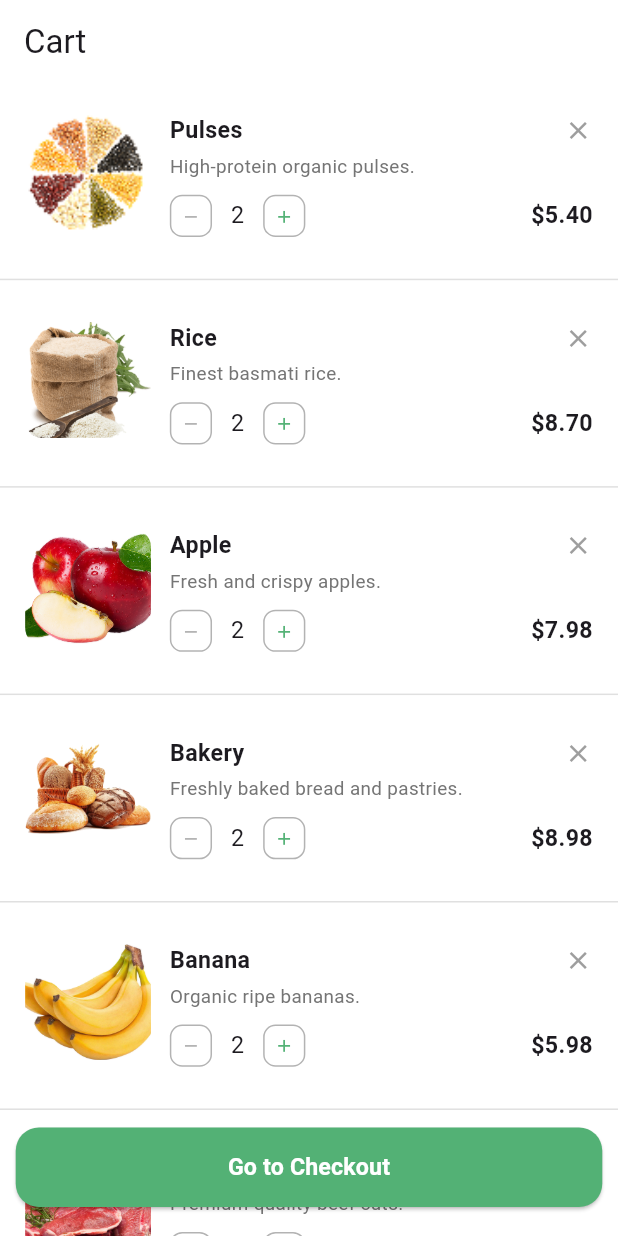
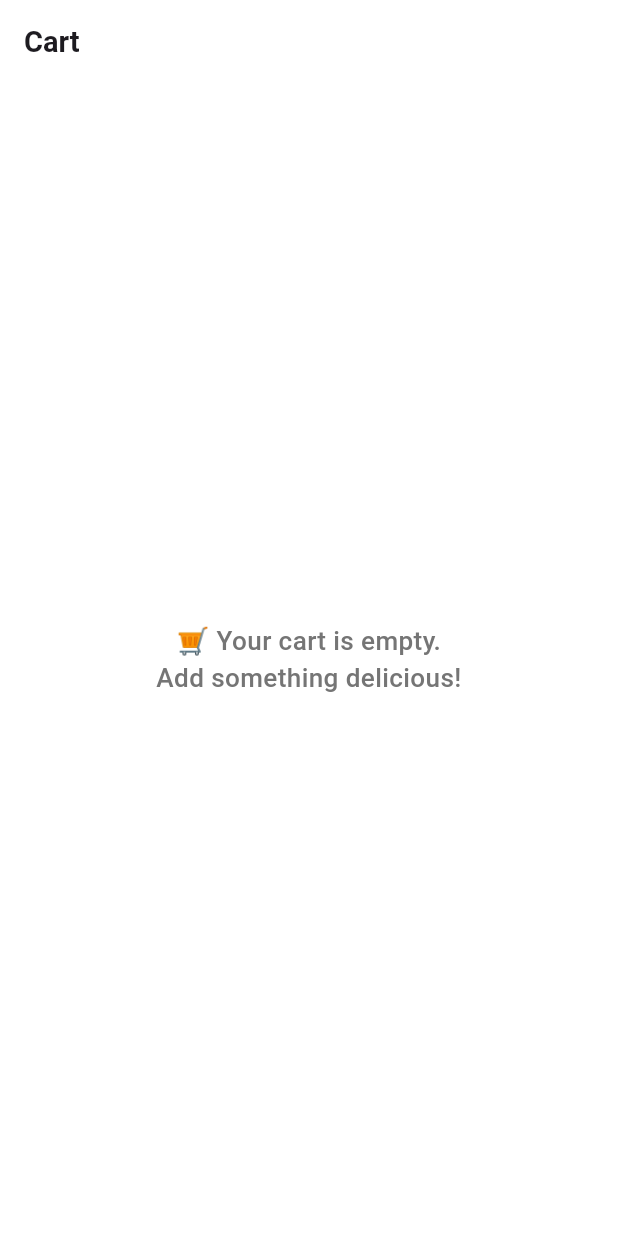
Before and after one commit to EasyCodingWithYOU/GroceryMart, a Flutter app: the CartScreen screen opened by its route, on a phone screen of 412 x 824 dp. Run offline on Flutter 3.47's test engine with Material 3 defaults, Android fonts, the phone set to English and light mode, and no system bars; our stand-ins replace equatable, flutter_bloc, flutter_screenutil, flutter_svg, google_fonts, shared_preferences; accounts and stored records are empty.

```diff
--- a/lib/Core/Constant/App_Colors/App_Colors.dart
+++ b/lib/Core/Constant/App_Colors/App_Colors.dart
@@ -29,4 +29,6 @@ class AppColors {
 
     AppColors.bgPurple,
   ];
+
+  static var textColor;
 }
--- /dev/null
+++ b/lib/Features/Cart/Data/Model/Cart_Entity_Model.dart
@@ -0,0 +1,87 @@
+import 'dart:convert';
+
+import 'package:grocery_mart/Features/Cart/Domain/Entity/Cart_Entity.dart';
+
+class CartItemModel extends CartItemEntity {
+  CartItemModel({
+    required String id,
+    required String imageUrl,
+    required String name,
+    required int quantity,
+    required double price,
+    required bool favourite,
+    required String productDetail,
+    required String nutrition,
+    required String review,
+    required double rating,
+    required int orderQuantity,
+  }) : super(
+         id: id,
+         imageUrl: imageUrl,
+         name: name,
+         quantity: quantity,
+         price: price,
+         favourite: favourite,
+         productDetail: productDetail,
+         nutrition: nutrition,
+         review: review,
+         rating: rating,
+         orderQuantity: orderQuantity,
+       );
+
+  factory CartItemModel.fromEntity(CartItemEntity entity) {
+    return CartItemModel(
+      id: entity.id,
+      imageUrl: entity.imageUrl,
+      name: entity.name,
+      quantity: entity.quantity,
+      price: entity.price,
+      favourite: entity.favourite,
+      productDetail: entity.productDetail,
+      nutrition: entity.nutrition,
+      review: entity.review,
+      rating: entity.rating,
+      orderQuantity: entity.orderQuantity,
+    );
+  }
+
+  CartItemEntity toEntity() => this;
+
+  static String encode(List<CartItemModel> items) =>
+      jsonEncode(items.map((e) => e.toJson()).toList());
+
+  static List<CartItemModel> decode(String jsonString) =>
+      (jsonDecode(jsonString) as List)
+          .map((e) => CartItemModel.fromJson(e))
+          .toList();
+
+  Map<String, dynamic> toJson() => {
+    "id": id,
+    "imageUrl": imageUrl,
+    "name": name,
+    "quantity": quantity,
+    "price": price,
+    "favourite": favourite,
+    "productDetail": productDetail,
+    "nutrition": nutrition,
+    "review": review,
+    "rating": rating,
+    "orderQuantity": orderQuantity,
+  };
+
+  factory CartItemModel.fromJson(Map<String, dynamic> json) {
+    return CartItemModel(
+      id: json['id'],
+      imageUrl: json['imageUrl'],
+      name: json['name'],
+      quantity: json['quantity'],
+      price: json['price'],
+      favourite: json['favourite'],
+      productDetail: json['productDetail'],
+      nutrition: json['nutrition'],
+      review: json['review'],
+      rating: json['rating'].toDouble(),
+      orderQuantity: json['orderQuantity'],
+    );
+  }
+}
--- /dev/null
+++ b/lib/Features/Cart/Domain/Entity/Cart_Entity.dart
@@ -0,0 +1,32 @@
+import 'package:equatable/equatable.dart';
+
+class CartItemEntity extends Equatable {
+  final String id;
+  final String imageUrl;
+  final String name;
+  final int quantity;
+  final double price;
+  final bool favourite;
+  final String productDetail;
+  final String nutrition;
+  final String review;
+  final double rating;
+  final int orderQuantity;
+
+  const CartItemEntity({
+    required this.id,
+    required this.imageUrl,
+    required this.name,
+    required this.quantity,
+    required this.price,
+    required this.favourite,
+    required this.productDetail,
+    required this.nutrition,
+    required this.review,
+    required this.rating,
+    required this.orderQuantity,
+  });
+
+  @override
+  List<Object?> get props => [id, orderQuantity];
+}
--- a/lib/Features/Cart/Presentation/Ui/Cart_Screen.dart
+++ b/lib/Features/Cart/Presentation/Ui/Cart_Screen.dart
@@ -1,8 +1,11 @@
 import 'package:flutter/material.dart';
+import 'package:flutter_bloc/flutter_bloc.dart';
 import 'package:flutter_screenutil/flutter_screenutil.dart';
 import 'package:grocery_mart/Core/Constant/App_Colors/App_Colors.dart';
-import 'package:grocery_mart/Core/Dummy_Data/Card_Items.dart';
 import 'package:grocery_mart/Features/Cart/Presentation/Widget/Cart_Item_Widget.dart';
+import 'package:grocery_mart/Features/Cart/Presentation/bloc/cart_bloc.dart';
+import 'package:grocery_mart/Features/Cart/Presentation/bloc/cart_event.dart';
+import 'package:grocery_mart/Features/Cart/Presentation/bloc/cart_state.dart';
 
 class CartScreen extends StatefulWidget {
   const CartScreen({Key? key}) : super(key: key);
@@ -13,33 +16,85 @@ class CartScreen extends StatefulWidget {
 
 class _CartScreenState extends State<CartScreen> {
   @override
+  void initState() {
+    super.initState();
+    context.read<CartBloc>().add(LoadCart());
+  }
+
+  @override
   Widget build(BuildContext context) {
     return Scaffold(
       appBar: AppBar(
         automaticallyImplyLeading: false,
-        title: const Text('Cart'),
+        title: Text(
+          'Cart',
+          style: TextStyle(
+            fontSize: 20.sp,
+            fontWeight: FontWeight.bold,
+            color: AppColors.textColor,
+          ),
+        ),
         surfaceTintColor: Colors.transparent,
+        backgroundColor: Colors.white,
+        elevation: 1,
       ),
-      body: Stack(
+      body: BlocBuilder<CartBloc, CartState>(
+        builder: (context, state) {
+          if (state is CartLoading) {
+            return const Center(child: CircularProgressIndicator());
+          }
+
+          if (state is CartLoaded) {
+            final items = state.items;
+
+            if (items.isEmpty) {
+              return Center(
+                child: Padding(
+                  padding: EdgeInsets.symmetric(horizontal: 20.w),
+                  child: Text(
+                    "🛒 Your cart is empty.\nAdd something delicious!",
+                    textAlign: TextAlign.center,
+                    style: TextStyle(
+                      fontSize: 18.sp,
+                      fontWeight: FontWeight.w500,
+                      color: Colors.grey.shade600,
+                    ),
+                  ),
+                ),
+              );
+            }
+
+            return Stack(
               children: [
                 ListView.builder(
-            itemCount: dummyCardItems.length,
+                  padding: EdgeInsets.only(bottom: 100.h),
+                  itemCount: items.length,
                   itemBuilder: (context, index) {
+                    final item = items[index];
                     return Column(
                       children: [
                         Padding(
-                    padding: EdgeInsets.all(12.w),
+                          padding: EdgeInsets.symmetric(
+                            horizontal: 12.w,
+                            vertical: 8.h,
+                          ),
                           child: CartItemWidget(
-                      item: dummyCardItems[index],
-                      quantity: 2,
+                            item: item,
+                            quantity: item.orderQuantity,
                             onAdd: () {
-                        // increase quantity logic
+                              context.read<CartBloc>().add(
+                                IncreaseQuantity(item.id),
+                              );
                             },
                             onRemove: () {
-                        // decrease quantity logic
+                              if (item.orderQuantity > 1) {
+                                context.read<CartBloc>().add(
+                                  DecreaseQuantity(item.id),
+                                );
+                              }
                             },
                             onDelete: () {
-                        // delete item logic
+                              context.read<CartBloc>().add(DeleteCart(item.id));
                             },
                           ),
                         ),
@@ -50,20 +105,19 @@ class _CartScreenState extends State<CartScreen> {
                 ),
                 Positioned(
                   bottom: 20.h,
-            left: 10.w,
-            right: 10.w,
-            child: SizedBox(
-              // width: double.infinity,
+                  left: 16.w,
+                  right: 16.w,
                   child: ElevatedButton(
                     onPressed: () {
-                  // Add to basket logic
+                      // Navigate to checkout
                     },
                     style: ElevatedButton.styleFrom(
                       backgroundColor: AppColors.primary,
+                      padding: EdgeInsets.symmetric(vertical: 16.h),
                       shape: RoundedRectangleBorder(
                         borderRadius: BorderRadius.circular(16.r),
                       ),
-                  padding: EdgeInsets.symmetric(vertical: 16.h),
+                      elevation: 4,
                     ),
                     child: Text(
                       'Go to Checkout',
@@ -75,8 +129,21 @@ class _CartScreenState extends State<CartScreen> {
                     ),
                   ),
                 ),
+              ],
+            );
+          }
+
+          if (state is CartError) {
+            return Center(
+              child: Text(
+                "❌ ${state.message}",
+                style: TextStyle(fontSize: 16.sp, color: Colors.red),
               ),
-        ],
+            );
+          }
+
+          return const SizedBox.shrink();
+        },
       ),
     );
   }
--- a/lib/Features/Cart/Presentation/Widget/Cart_Item_Widget.dart
+++ b/lib/Features/Cart/Presentation/Widget/Cart_Item_Widget.dart
@@ -1,10 +1,10 @@
 import 'package:flutter/material.dart';
 import 'package:flutter_screenutil/flutter_screenutil.dart';
 import 'package:grocery_mart/Core/Constant/App_Colors/App_Colors.dart';
-import 'package:grocery_mart/Features/Shop/Domain/Entity/Entity.dart';
+import 'package:grocery_mart/Features/Cart/Domain/Entity/Cart_Entity.dart';
 
 class CartItemWidget extends StatelessWidget {
-  final CardItemEntity item;
+  final CartItemEntity item;
   final int quantity;
   final VoidCallback onAdd;
   final VoidCallback onRemove;
--- /dev/null
+++ b/lib/Features/Cart/Presentation/bloc/cart_event.dart
@@ -0,0 +1,45 @@
+import 'package:equatable/equatable.dart';
+import 'package:grocery_mart/Features/Cart/Domain/Entity/Cart_Entity.dart';
+
+abstract class CartEvent extends Equatable {
+  const CartEvent();
+  @override
+  List<Object?> get props => [];
+}
+
+class LoadCart extends CartEvent {}
+
+class AddCart extends CartEvent {
+  final CartItemEntity item;
+  const AddCart(this.item);
+  @override
+  List<Object?> get props => [item];
+}
+
+class DeleteCart extends CartEvent {
+  final String id;
+  const DeleteCart(this.id);
+  @override
+  List<Object?> get props => [id];
+}
+
+class UpdateCart extends CartEvent {
+  final CartItemEntity item;
+  const UpdateCart(this.item);
+  @override
+  List<Object?> get props => [item];
+}
+
+class IncreaseQuantity extends CartEvent {
+  final String id;
+  const IncreaseQuantity(this.id);
+  @override
+  List<Object?> get props => [id];
+}
+
+class DecreaseQuantity extends CartEvent {
+  final String id;
+  const DecreaseQuantity(this.id);
+  @override
+  List<Object?> get props => [id];
+}
--- /dev/null
+++ b/lib/Features/Cart/Presentation/bloc/cart_state.dart
@@ -0,0 +1,28 @@
+import 'package:equatable/equatable.dart';
+import 'package:grocery_mart/Features/Cart/Domain/Entity/Cart_Entity.dart';
+
+abstract class CartState extends Equatable {
+  const CartState();
+  @override
+  List<Object?> get props => [];
+}
+
+class CartInitial extends CartState {}
+
+class CartLoading extends CartState {}
+
+class CartLoaded extends CartState {
+  final List<CartItemEntity> items;
+  const CartLoaded(this.items);
+
+  @override
+  List<Object?> get props => [items];
+}
+
+class CartError extends CartState {
+  final String message;
+  const CartError(this.message);
+
+  @override
+  List<Object?> get props => [message];
+}
--- a/lib/main.dart
+++ b/lib/main.dart
@@ -1,7 +1,11 @@
 import 'package:flutter/material.dart';
+import 'package:flutter_bloc/flutter_bloc.dart';
 import 'package:flutter_screenutil/flutter_screenutil.dart';
 import 'package:grocery_mart/Core/Constant/App_Colors/App_Colors.dart';
 import 'package:grocery_mart/Core/Routes/On_Generate_Route.dart';
+import 'package:grocery_mart/Features/Cart/Data/Repository_Imp/Cart_Repository_Imp.dart';
+import 'package:grocery_mart/Features/Cart/Presentation/bloc/cart_bloc.dart';
+import 'package:grocery_mart/Features/Cart/Presentation/bloc/cart_event.dart';
 import 'Core/Constant/Route_Names/Route_Names.dart';
 
 void main() {
@@ -13,7 +17,10 @@ class MyApp extends StatelessWidget {
 
   @override
   Widget build(BuildContext context) {
-    return ScreenUtilInit(
+    return BlocProvider(
+      create: (_) => CartBloc(CartRepositoryImpl())..add(LoadCart()),
+
+      child: ScreenUtilInit(
         designSize: const Size(393, 852), // iPhone 15 Pro
         minTextAdapt: true,
         splitScreenMode: true,
@@ -33,6 +40,7 @@ class MyApp extends StatelessWidget {
             onGenerateRoute: generateRoute,
           );
         },
+      ),
     );
   }
 }
--- a/pubspec.yaml
+++ b/pubspec.yaml
@@ -38,6 +38,8 @@ dependencies:
   flutter_svg: ^2.2.0
   google_fonts: ^6.2.1
   flutter_screenutil: ^5.9.3
+  equatable: ^2.0.7
+  shared_preferences: ^2.5.3
 
 dev_dependencies:
   flutter_test:
```
Also changed, not shown: lib/Features/Cart/Data/Repository_Imp/Cart_Repository_Imp.dart (added, +58 -0 lines), lib/Features/Cart/Domain/Repository/Cart_Repository.dart (added, +9 -0 lines), lib/Features/Cart/Presentation/bloc/cart_bloc.dart (added, +99 -0 lines), lib/Features/Detail/Presentation/UI/Detail_Screen/Detail_Screen.dart (+39 -6 lines), pubspec.lock, 2 other files. Lines whose indentation alone changed are shown as unchanged.
